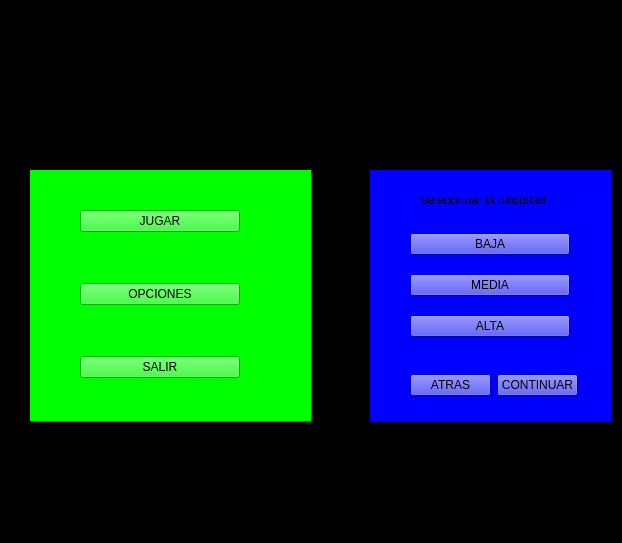
Above: menu.ui from facurz55/Paper-Please before the change. Below: the same form after it.
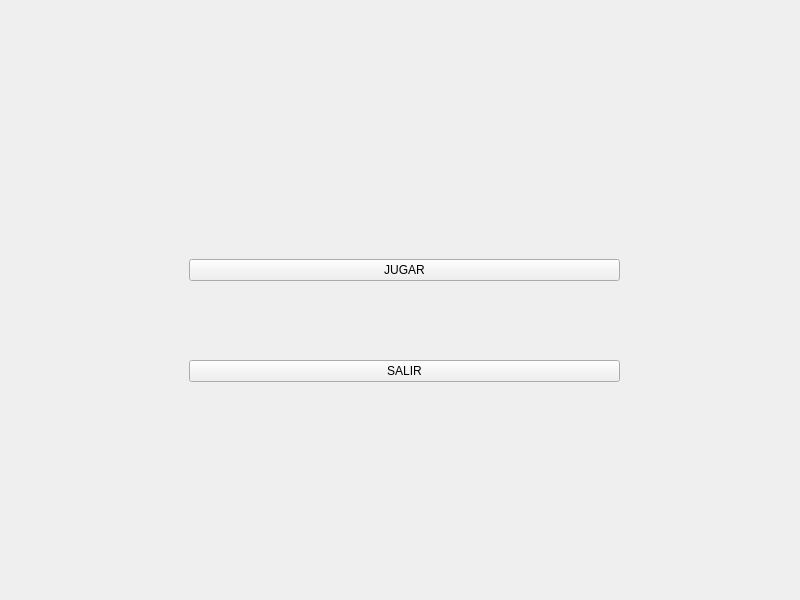
That is the form after the change. Icons and pictures are not drawn.

Commit message: Menu Ksi Terminado

The edit to the form file:
```diff
--- a/menu.ui
+++ b/menu.ui
@@ -6,41 +6,60 @@
    <rect>
     <x>0</x>
     <y>0</y>
-    <width>622</width>
-    <height>543</height>
+    <width>800</width>
+    <height>600</height>
    </rect>
   </property>
   <property name="windowTitle">
    <string>Form</string>
   </property>
   <property name="styleSheet">
-   <string notr="true">background-color: rgb(0, 0, 0);</string>
+   <string notr="true"/>
   </property>
-  <widget class="QWidget" name="verticalLayoutWidget">
-   <property name="geometry">
-    <rect>
-     <x>30</x>
-     <y>170</y>
-     <width>281</width>
-     <height>251</height>
-    </rect>
+  <layout class="QHBoxLayout" name="horizontalLayout_2">
+   <property name="spacing">
+    <number>0</number>
    </property>
-   <layout class="QVBoxLayout" name="verticalLayout">
+   <property name="leftMargin">
+    <number>0</number>
+   </property>
+   <property name="topMargin">
+    <number>0</number>
+   </property>
+   <property name="rightMargin">
+    <number>0</number>
+   </property>
+   <property name="bottomMargin">
+    <number>0</number>
+   </property>
     <item>
-     <widget class="QWidget" name="widget" native="true">
+    <widget class="QStackedWidget" name="stackedWidget">
+     <widget class="QWidget" name="page">
+      <property name="sizePolicy">
+       <sizepolicy hsizetype="Preferred" vsizetype="Preferred">
+        <horstretch>0</horstretch>
+        <verstretch>0</verstretch>
+       </sizepolicy>
+      </property>
       <property name="styleSheet">
-       <string notr="true">background-color: rgb(0, 255, 0);</string>
+       <string notr="true">#page{
+border-image: url(:/_025fe56e-7f50-405f-b902-336be60dd152.jfif);
+aligment: AlignHCenter;
+}</string>
       </property>
       <widget class="QWidget" name="verticalLayoutWidget_3">
        <property name="geometry">
         <rect>
-         <x>50</x>
-         <y>-5</y>
-         <width>160</width>
-         <height>261</height>
+         <x>189</x>
+         <y>180</y>
+         <width>431</width>
+         <height>281</height>
         </rect>
        </property>
        <layout class="QVBoxLayout" name="verticalLayout_3">
+        <property name="spacing">
+         <number>0</number>
+        </property>
         <item>
          <widget class="QPushButton" name="pushButton_2">
           <property name="text">
@@ -49,14 +68,7 @@
          </widget>
         </item>
         <item>
-         <widget class="QPushButton" name="pushButton">
-          <property name="text">
-           <string>OPCIONES</string>
-          </property>
-         </widget>
-        </item>
-        <item>
-         <widget class="QPushButton" name="pushButton_3">
+         <widget class="QPushButton" name="BotonSalir">
           <property name="text">
            <string>SALIR</string>
           </property>
@@ -65,21 +77,21 @@
        </layout>
       </widget>
      </widget>
-    </item>
-   </layout>
-  </widget>
-  <widget class="QWidget" name="verticalLayoutWidget_2">
+     <widget class="QWidget" name="page_2">
+      <property name="styleSheet">
+       <string notr="true">#page_2{
+border-image: url(:/_025fe56e-7f50-405f-b902-336be60dd152.jfif);
+}</string>
+      </property>
+      <widget class="QWidget" name="Widget5Botones" native="true">
    <property name="geometry">
     <rect>
-     <x>370</x>
-     <y>170</y>
-     <width>241</width>
-     <height>251</height>
-    </rect>
-   </property>
-   <layout class="QVBoxLayout" name="verticalLayout_2">
-    <item>
-     <widget class="QWidget" name="widget_2" native="true">
+         <x>280</x>
+         <y>190</y>
+         <width>239</width>
+         <height>249</height>
+        </rect>
+       </property>
       <property name="styleSheet">
        <string notr="true">background-color: rgb(0, 0, 255);</string>
       </property>
@@ -119,9 +131,9 @@
       <widget class="QWidget" name="horizontalLayoutWidget">
        <property name="geometry">
         <rect>
-         <x>40</x>
+          <x>30</x>
          <y>190</y>
-         <width>168</width>
+          <width>181</width>
          <height>51</height>
         </rect>
        </property>
@@ -145,7 +157,7 @@
       <widget class="QLabel" name="label">
        <property name="geometry">
         <rect>
-         <x>8</x>
+          <x>10</x>
          <y>20</y>
          <width>211</width>
          <height>20</height>
@@ -159,9 +171,10 @@
        </property>
       </widget>
      </widget>
-    </item>
-   </layout>
-  </widget>
+     </widget>
+    </widget>
+   </item>
+  </layout>
  </widget>
  <resources/>
  <connections/>
```
Left out of the diff: 12 changed lines with no effect on the pictures. Lines whose indentation alone changed are shown as unchanged. The commit also changes 9 other files.
